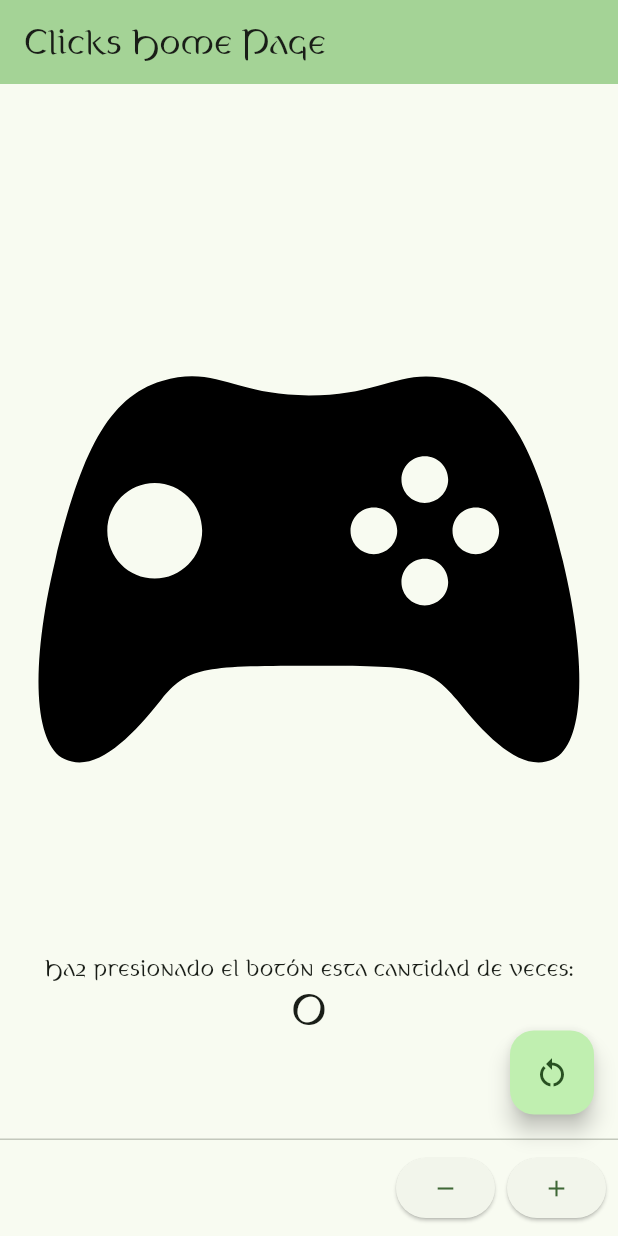
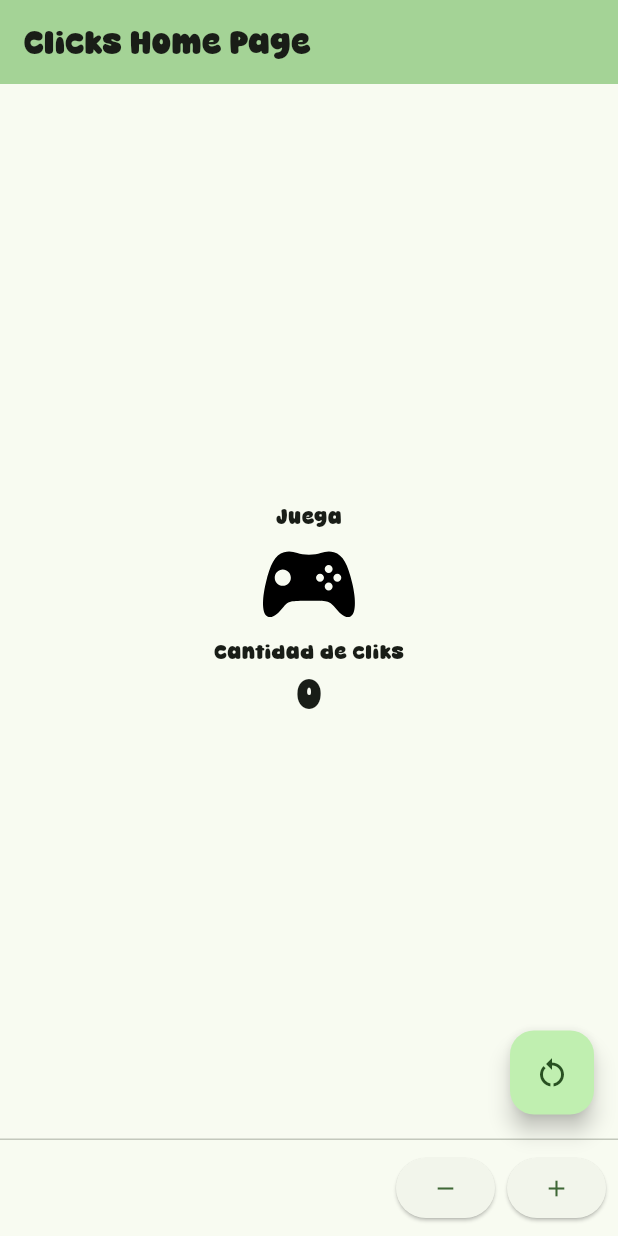
Before and after one commit to GermanAliaga/3479A321_2019479016, a Flutter app: the screen it shows after launch, on a phone screen of 412 x 824 dp. Run offline on Flutter 3.47's test engine with Material 3 defaults, Android fonts, the phone set to English and light mode, and no system bars; our stand-ins replace flutter_svg, logger.

Commit message:
nueva fuente y cambio de imports

```diff
--- a/lib/main.dart
+++ b/lib/main.dart
@@ -1,6 +1,5 @@
 import 'package:aplicacion1_ejemplo/pages/myhomepage.dart';
 import 'package:flutter/material.dart';
-import 'package:flutter_svg/flutter_svg.dart';
 import 'package:logger/logger.dart';
 
 void main() {
@@ -22,7 +21,7 @@ class MyApp extends StatelessWidget {
             seedColor: const Color.fromARGB(255, 1, 255, 26)),
         brightness: Brightness.light,
         useMaterial3: true,
-        fontFamily: 'Celtica',
+        fontFamily: 'Caramel',
       ),
       home: const MyHomePage(title: 'Clicks Home Page'),
     );
--- a/lib/pages/myhomepage.dart
+++ b/lib/pages/myhomepage.dart
@@ -1,6 +1,5 @@
 import 'package:flutter/material.dart';
 import 'package:flutter_svg/flutter_svg.dart';
-import 'package:logger/logger.dart';
 
 class MyHomePage extends StatefulWidget {
   const MyHomePage({super.key, required this.title});
@@ -13,6 +12,8 @@ class MyHomePage extends StatefulWidget {
 
 class _MyHomePageState extends State<MyHomePage> {
   int _counter = 0;
+  String message1 = 'Juega';
+  String message2 = 'Cantidad de cliks';
 
   void _incrementCounter() {
     setState(() {
@@ -42,18 +43,28 @@ class _MyHomePageState extends State<MyHomePage> {
           title: Text(widget.title),
         ),
         body: Center(
+          child: Padding(
+            padding: const EdgeInsets.all(10.0),
             child: Column(
               mainAxisAlignment: MainAxisAlignment.center,
               children: <Widget>[
-              SvgPicture.asset(svg, semanticsLabel: 'Joystick logo'),
-              const Text(
-                'Haz presionado el botón esta cantidad de veces:',
+                Text(
+                  message1,
+                ),
+                SvgPicture.asset(
+                  svg,
+                  semanticsLabel: 'Joystick logo',
+                  width: 70,
+                ),
+                Text(
+                  message2,
                 ),
                 Text(
                   '$_counter',
                   style: Theme.of(context).textTheme.headlineMedium,
                 )
               ],
+            ),
           ),
         ),
         floatingActionButton: FloatingActionButton(
```
Also changed, not shown: pubspec.yaml (+8 -0 lines), assets/icons/6843054_achievement_challenge_competition_success_victory_icon.svg (added), assets/icons/7511711_game_over_sign_video_icon.svg (added), assets/icons/9666700_restart_icon.svg (added), fonts/Super-Caramel.ttf (added). Lines whose indentation alone changed are shown as unchanged.
